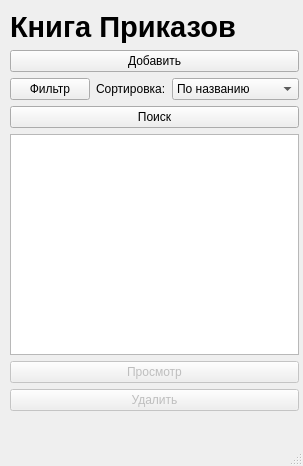
This is mainWidget.ui in f1rsov08/BestProject as Qt 5 draws it before an edit. The edited form follows.
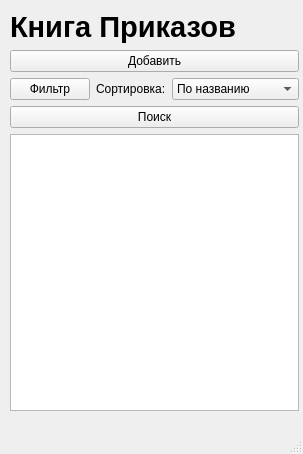
This is the edited form.

Commit message: Различные исправления

Patch:
```diff
--- a/mainWidget.ui
+++ b/mainWidget.ui
@@ -7,7 +7,7 @@
     <x>0</x>
     <y>0</y>
     <width>303</width>
-    <height>466</height>
+    <height>454</height>
    </rect>
   </property>
   <property name="windowTitle">
@@ -25,7 +25,7 @@
     </property>
     <layout class="QVBoxLayout" name="verticalLayout">
      <item>
-      <widget class="QLabel" name="label_2">
+      <widget class="QLabel" name="label">
        <property name="text">
         <string>&lt;html&gt;&lt;head/&gt;&lt;body&gt;&lt;p&gt;&lt;span style=&quot; font-size:22pt; font-weight:600;&quot;&gt;Книга Приказов&lt;/span&gt;&lt;/p&gt;&lt;/body&gt;&lt;/html&gt;</string>
        </property>
@@ -48,7 +48,7 @@
         </widget>
        </item>
        <item>
-        <widget class="QLabel" name="label">
+        <widget class="QLabel" name="sortLabel">
          <property name="text">
           <string>Сортировка:</string>
          </property>
@@ -90,26 +90,6 @@
      <item>
       <widget class="QListWidget" name="listWidget"/>
      </item>
-     <item>
-      <widget class="QPushButton" name="editButton">
-       <property name="enabled">
-        <bool>false</bool>
-       </property>
-       <property name="text">
-        <string>Просмотр</string>
-       </property>
-      </widget>
-     </item>
-     <item>
-      <widget class="QPushButton" name="pushButton_2">
-       <property name="enabled">
-        <bool>false</bool>
-       </property>
-       <property name="text">
-        <string>Удалить</string>
-       </property>
-      </widget>
-     </item>
     </layout>
    </widget>
   </widget>
```
Left out of the diff: 2 changed lines with no effect on the pictures.
